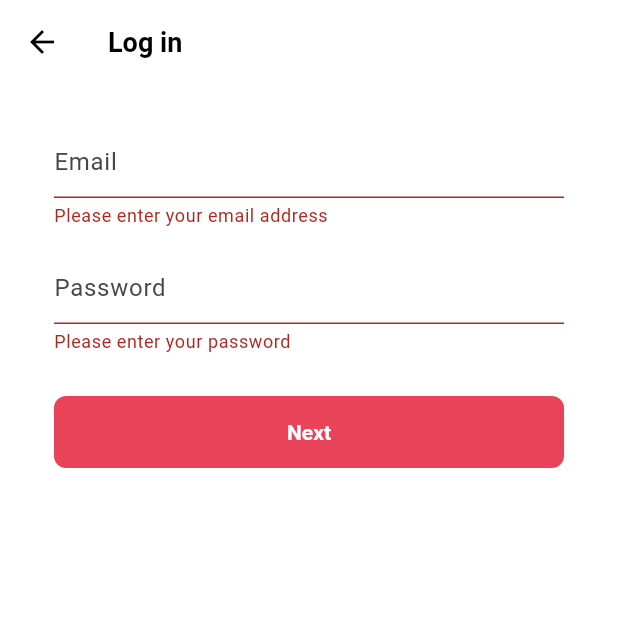
After one commit to hchannni/flutter_tiktok_clone, a Flutter app: the LoginFormScreen screen opened directly, after a tap on "Next", on a phone screen of 412 x 824 dp, the top half of it. The commit adds this screen. Run offline on Flutter 3.47's test engine with Material 3 defaults, Android fonts, the phone set to English and light mode, and no system bars; our stand-ins replace font_awesome_flutter.

Commit message:
Feat: Form & TextFormField를 활용한 로그인 화면 UI 구현까지 완료! Authentication UI complete

```diff
--- /dev/null
+++ b/lib/features/authentication/login_form_screen.dart
@@ -0,0 +1,97 @@
+import 'package:flutter/material.dart';
+import 'package:flutter_tiktok_clone/constants/gaps.dart';
+import 'package:flutter_tiktok_clone/constants/sizes.dart';
+import 'package:flutter_tiktok_clone/features/authentication/widgets/form_button.dart';
+
+class LoginFormScreen extends StatefulWidget {
+  const LoginFormScreen({super.key});
+
+  @override
+  State<LoginFormScreen> createState() => _LoginFormScreenState();
+}
+
+class _LoginFormScreenState extends State<LoginFormScreen> {
+  final GlobalKey<FormState> _formKey = GlobalKey<FormState>();
+
+  void _onSubmitTap() {
+    if (_formKey.currentState != null) {
+      if (_formKey.currentState!.validate()) {
+        // 반환값이 true이면, 에러가 없다는 뜻이다.
+        // form을 save하면, 모든 필드에 onSaved 콜백 함수를 실행한다.
+        _formKey.currentState!.save();
+      }
+    }
+  }
+
+  @override
+  Widget build(BuildContext context) {
+    return Scaffold(
+      appBar: AppBar(
+        title: const Text('Log in'),
+      ),
+      body: Padding(
+        padding: const EdgeInsets.symmetric(
+          horizontal: Sizes.size36,
+        ),
+        child: Form(
+          key: _formKey,
+          child: Column(
+            children: [
+              Gaps.v28,
+              TextFormField(
+                validator: (value) {
+                  if (value == null || value.isEmpty) {
+                    return "Please enter your email address";
+                  }
+                  return null;
+                },
+                onSaved: (newValue) => print(newValue),
+                decoration: InputDecoration(
+                  hintText: 'Email',
+                  enabledBorder: UnderlineInputBorder(
+                    borderSide: BorderSide(
+                      color: Colors.grey.shade400,
+                    ),
+                  ),
+                  focusedBorder: UnderlineInputBorder(
+                    borderSide: BorderSide(
+                      color: Colors.grey.shade400,
+                    ),
+                  ),
+                ),
+              ),
+              Gaps.v16,
+              TextFormField(
+                validator: (value) {
+                  if (value == null || value.isEmpty) {
+                    return "Please enter your password";
+                  }
+                  return null;
+                },
+                onSaved: (newValue) => print(newValue),
+                decoration: InputDecoration(
+                  hintText: 'Password',
+                  enabledBorder: UnderlineInputBorder(
+                    borderSide: BorderSide(
+                      color: Colors.grey.shade400,
+                    ),
+                  ),
+                  focusedBorder: UnderlineInputBorder(
+                    borderSide: BorderSide(
+                      color: Colors.grey.shade400,
+                    ),
+                  ),
+                ),
+              ),
+              Gaps.v28,
+              GestureDetector(
+                onTap: _onSubmitTap,
+                child: FormButton(disabled: false),
+              ),
+            ],
+          ),
+        ),
+      ),
+    );
+  }
+}
--- a/lib/features/authentication/login_screen.dart
+++ b/lib/features/authentication/login_screen.dart
@@ -1,6 +1,7 @@
 import 'package:flutter/material.dart';
 import 'package:flutter_tiktok_clone/constants/gaps.dart';
 import 'package:flutter_tiktok_clone/constants/sizes.dart';
+import 'package:flutter_tiktok_clone/features/authentication/login_form_screen.dart';
 import 'package:flutter_tiktok_clone/features/authentication/widgets/auth_button.dart';
 import 'package:font_awesome_flutter/font_awesome_flutter.dart';
 
@@ -9,6 +10,14 @@
 
   void _onSignUpTap(BuildContext context) {
     Navigator.of(context).pop();
+  }
+
+  void _onEmailLoginTap(BuildContext context) {
+    Navigator.of(context).push(
+      MaterialPageRoute(
+        builder: (context) => const LoginFormScreen(),
+      ),
+    );
   }
 
   @override
@@ -21,7 +30,7 @@
           ),
           child: Column(
             mainAxisSize: MainAxisSize.min,
-            children: const [
+            children: [
               Gaps.v80,
               Text(
                 "Log in to TikTok",
@@ -40,9 +49,13 @@
                 textAlign: TextAlign.center,
               ),
               Gaps.v40,
-              AuthButton(
-                icon: FaIcon(FontAwesomeIcons.user),
-                text: 'Use Email & Password',
+              GestureDetector(
+                onTap: () => _onEmailLoginTap(
+                    context), // stateless widget이므로 context를 전달해 줘야 한다.
+                child: AuthButton(
+                  icon: FaIcon(FontAwesomeIcons.user),
+                  text: 'Use Email & Password',
+                ),
               ),
               Gaps.v16,
               AuthButton(
```
